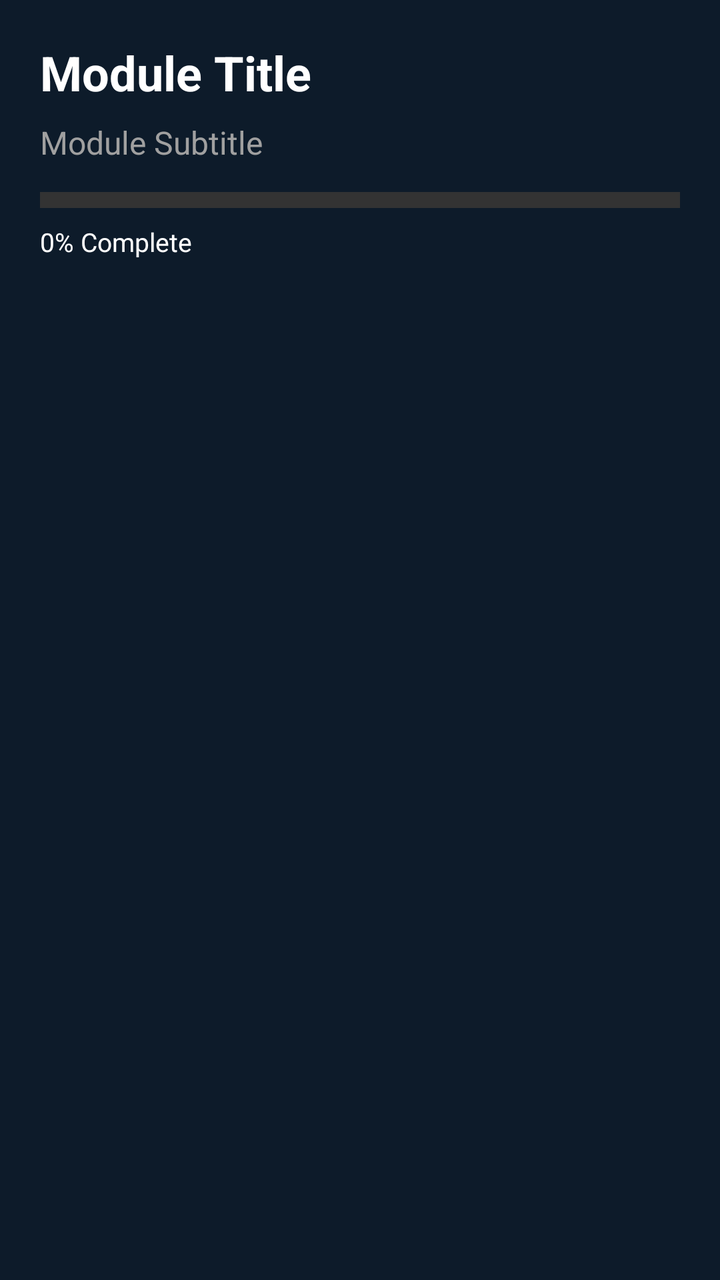
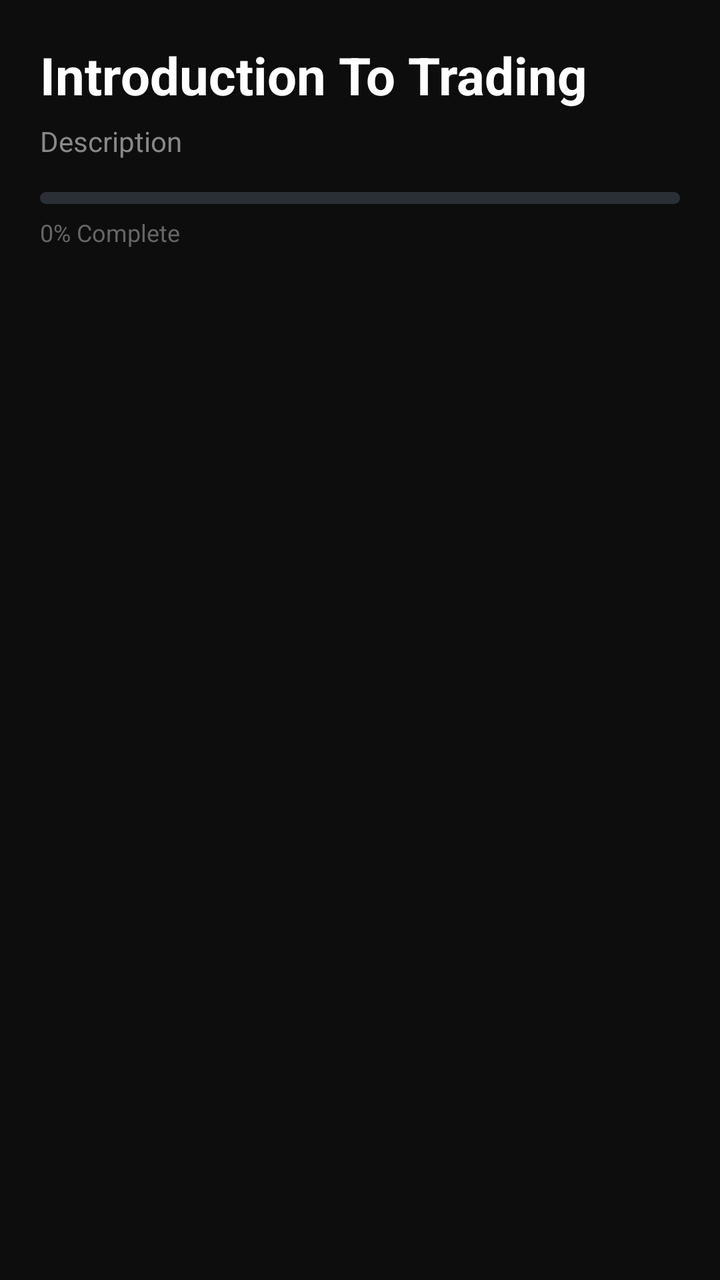

Screens rendered from an Android XML layout before and after an edit, with the pre-edit source and the edit as a unified diff.
<!-- AndroidManifest.xml: application theme Theme.PaperTraderV2 -->
<!-- res/layout/fragment_module_detail.xml -->
<?xml version="1.0" encoding="utf-8"?>
<LinearLayout xmlns:android="http://schemas.android.com/apk/res/android"
    android:layout_width="match_parent"
    android:layout_height="match_parent"
    android:orientation="vertical"
    android:background="#0D1B2A"
    android:padding="20dp">

    <TextView
        android:id="@+id/moduleTitle"
        android:layout_width="wrap_content"
        android:layout_height="wrap_content"
        android:text="Module Title"
        android:textSize="24sp"
        android:textStyle="bold"
        android:textColor="#FFFFFF"
        android:paddingBottom="8dp" />

    <TextView
        android:id="@+id/moduleDescription"
        android:layout_width="wrap_content"
        android:layout_height="wrap_content"
        android:text="Module Subtitle"
        android:textSize="16sp"
        android:textColor="#A0A0A0"
        android:paddingBottom="14dp" />

    <ProgressBar
        android:id="@+id/progressBar"
        style="?android:attr/progressBarStyleHorizontal"
        android:layout_width="match_parent"
        android:layout_height="8dp"
        android:max="100"
        android:progress="0"
        android:progressDrawable="@drawable/progress_bar" />

    <TextView
        android:id="@+id/progressText"
        android:layout_width="wrap_content"
        android:layout_height="wrap_content"
        android:text="0% Complete"
        android:textColor="#FFFFFF"
        android:textSize="13sp"
        android:paddingTop="8dp"
        android:paddingBottom="16dp" />

    <androidx.recyclerview.widget.RecyclerView
        android:id="@+id/lessonsRecycler"
        android:layout_width="match_parent"
        android:layout_height="match_parent" />
</LinearLayout>
<!-- resources referenced by this layout -->
<resources>
  <!-- drawable progress_bar (drawable) -->
  <layer-list xmlns:android="http://schemas.android.com/apk/res/android">
      <item android:id="@android:id/background">
          <shape android:shape="rectangle">
              <solid android:color="#333333"/>
          </shape>
      </item>
  
      <item android:id="@android:id/progress">
          <clip>
              <shape android:shape="rectangle">
                  <solid android:color="#2962FF"/>
              </shape>
          </clip>
      </item>
  </layer-list>
  <style name="Theme.PaperTraderV2" parent="Base.Theme.PaperTraderV2" />
  <style name="Base.Theme.PaperTraderV2" parent="Theme.Material3.DayNight.NoActionBar">
          
          
      </style>
</resources>

<!-- the commit's change to res/layout/fragment_module_detail.xml (unified diff, before → after) -->
@@ -3,49 +3,52 @@
     android:layout_width="match_parent"
     android:layout_height="match_parent"
     android:orientation="vertical"
-    android:background="#0D1B2A"
-    android:padding="20dp">
+    android:background="#0D0D0D"
+    android:padding="20dp"
+    android:paddingBottom="86dp">
 
     <TextView
         android:id="@+id/moduleTitle"
         android:layout_width="wrap_content"
         android:layout_height="wrap_content"
-        android:text="Module Title"
-        android:textSize="24sp"
+        android:text="Introduction To Trading"
+        android:textSize="26sp"
         android:textStyle="bold"
         android:textColor="#FFFFFF"
-        android:paddingBottom="8dp" />
+        android:paddingBottom="6dp" />
 
     <TextView
         android:id="@+id/moduleDescription"
         android:layout_width="wrap_content"
         android:layout_height="wrap_content"
-        android:text="Module Subtitle"
-        android:textSize="16sp"
-        android:textColor="#A0A0A0"
-        android:paddingBottom="14dp" />
+        android:text="Description"
+        android:textSize="14sp"
+        android:textColor="#888888"
+        android:paddingBottom="16dp" />
 
     <ProgressBar
         android:id="@+id/progressBar"
         style="?android:attr/progressBarStyleHorizontal"
         android:layout_width="match_parent"
-        android:layout_height="8dp"
+        android:layout_height="6dp"
         android:max="100"
         android:progress="0"
-        android:progressDrawable="@drawable/progress_bar" />
+        android:progressDrawable="@drawable/progress_bar"
+        android:layout_marginBottom="6dp" />
 
     <TextView
         android:id="@+id/progressText"
         android:layout_width="wrap_content"
         android:layout_height="wrap_content"
         android:text="0% Complete"
-        android:textColor="#FFFFFF"
-        android:textSize="13sp"
-        android:paddingTop="8dp"
-        android:paddingBottom="16dp" />
+        android:textColor="#666666"
+        android:textSize="12sp"
+        android:paddingBottom="20dp" />
 
     <androidx.recyclerview.widget.RecyclerView
         android:id="@+id/lessonsRecycler"
         android:layout_width="match_parent"
-        android:layout_height="match_parent" />
+        android:layout_height="0dp"
+        android:layout_weight="1"
+        android:clipToPadding="false" />
 </LinearLayout>
<!-- resource entries referenced after the edit -->
@@ -1,25 +1,38 @@
 <!-- resources referenced by this layout -->
 <resources>
   <!-- drawable progress_bar (drawable) -->
+  <?xml version="1.0" encoding="utf-8"?>
   <layer-list xmlns:android="http://schemas.android.com/apk/res/android">
+  
       <item android:id="@android:id/background">
           <shape android:shape="rectangle">
-              <solid android:color="#333333"/>
+              <corners android:radius="8dp" />
+              <solid android:color="#2A2F36" />
           </shape>
       </item>
   
       <item android:id="@android:id/progress">
           <clip>
               <shape android:shape="rectangle">
-                  <solid android:color="#2962FF"/>
+                  <corners android:radius="8dp" />
+                  <solid android:color="#00C896" />
               </shape>
           </clip>
       </item>
+  
   </layer-list>
   <style name="Theme.PaperTraderV2" parent="Base.Theme.PaperTraderV2" />
   <style name="Base.Theme.PaperTraderV2" parent="Theme.Material3.DayNight.NoActionBar">
-          
-          
+          <item name="android:windowBackground">#000000</item>
+          <item name="android:colorBackground">#000000</item>
+          <item name="colorPrimary">#000000</item>
+          <item name="colorPrimaryContainer">#000000</item>
+          <item name="colorSurface">#000000</item>
+          <item name="colorSurfaceVariant">#000000</item>
+          <item name="android:navigationBarColor">#0D0D0D</item>
+          <item name="android:statusBarColor">#000000</item>
+          <item name="android:windowLightStatusBar">false</item>
+          <item name="android:windowLightNavigationBar">false</item>
       </style>
 </resources>
 
